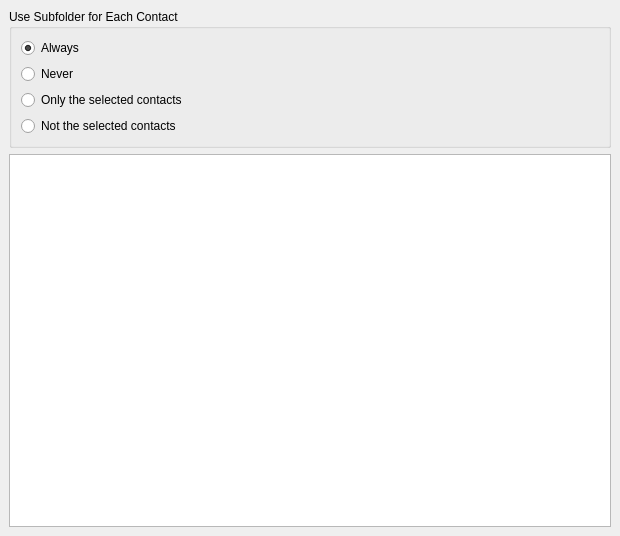
KDE/kopete, file plugins/addbookmarks/addbookmarksprefsui.ui: the form before one commit.
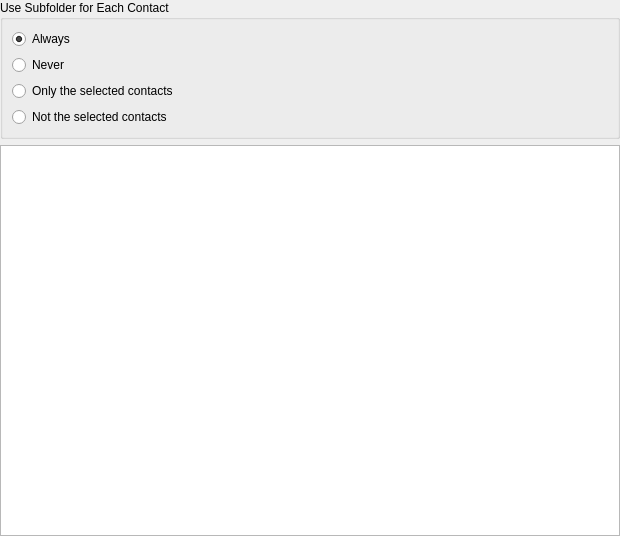
The form after the commit.

Commit message: Remove redundant margins on plugin config pages, now that KPluginSelector doesn't add a tabwidget to them

```diff
--- a/plugins/addbookmarks/addbookmarksprefsui.ui
+++ b/plugins/addbookmarks/addbookmarksprefsui.ui
@@ -13,12 +13,21 @@
    </rect>
   </property>
   <layout class="QVBoxLayout" >
-   <property name="margin" >
-    <number>9</number>
-   </property>
    <property name="spacing" >
     <number>6</number>
    </property>
+   <property name="leftMargin" >
+    <number>0</number>
+   </property>
+   <property name="topMargin" >
+    <number>0</number>
+   </property>
+   <property name="rightMargin" >
+    <number>0</number>
+   </property>
+   <property name="bottomMargin" >
+    <number>0</number>
+   </property>
    <item>
     <widget class="QGroupBox" name="buttonGroup1" >
      <property name="title" >
```
Left out of the diff: 18 changed lines with no effect on the pictures. The commit also changes 13 other files.
